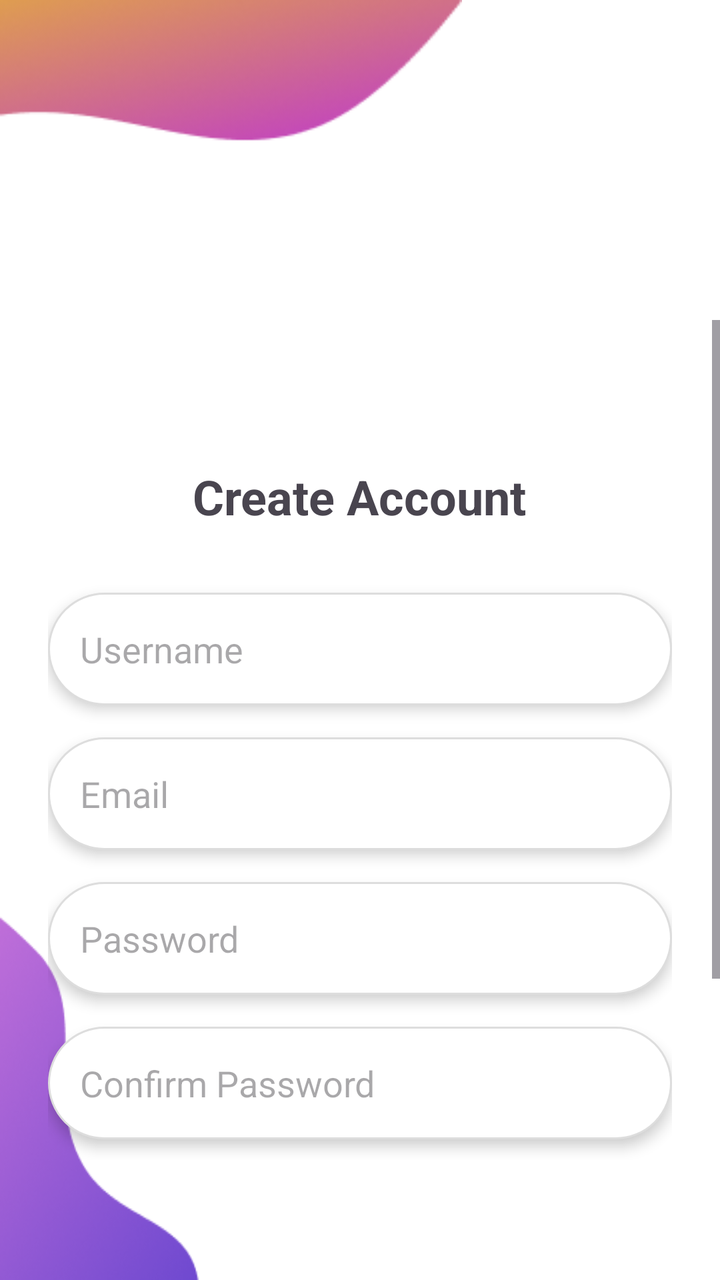
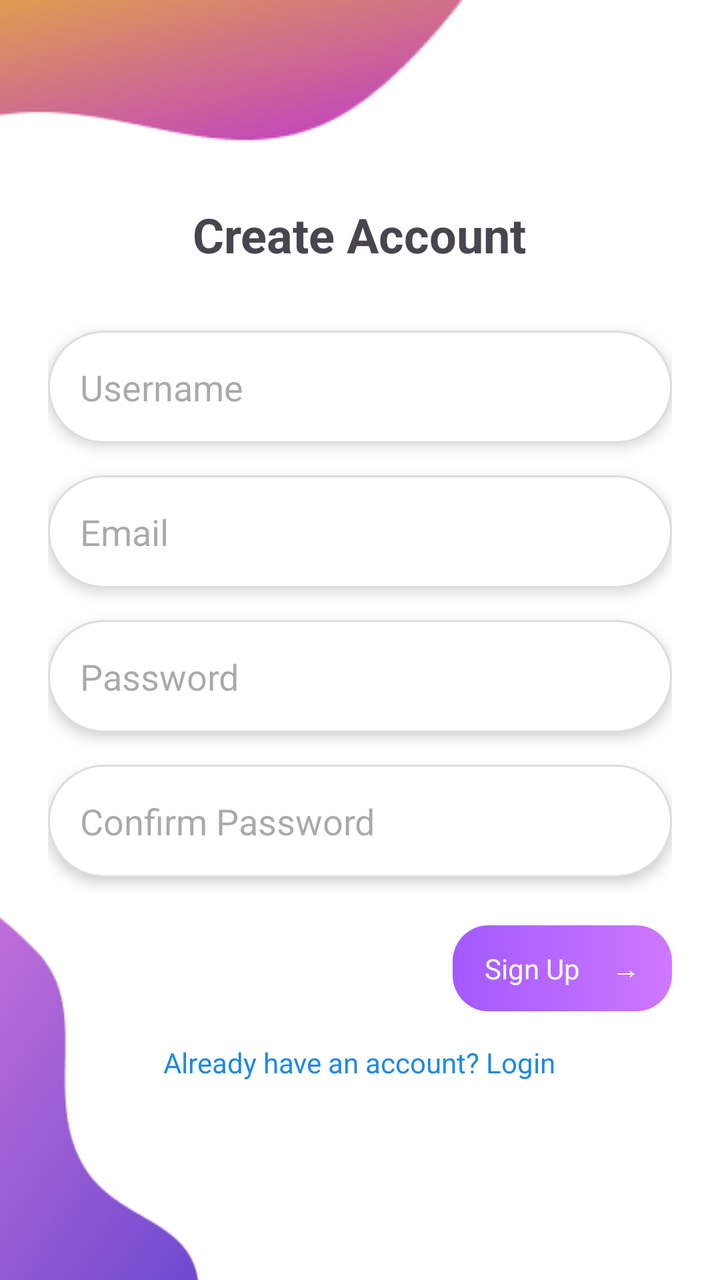

Screens rendered from an Android XML layout before and after an edit, with the pre-edit source and the edit as a unified diff.
<!-- AndroidManifest.xml: application theme Theme.Detect -->
<!-- res/layout/activity_sign_up.xml -->
<?xml version="1.0" encoding="utf-8"?>
<RelativeLayout xmlns:android="http://schemas.android.com/apk/res/android"
    xmlns:app="http://schemas.android.com/apk/res-auto"
    android:id="@+id/sign_up_layout"
    android:layout_width="match_parent"
    android:layout_height="match_parent"
    android:background="#FFFFFF">

    
    <ImageView
        android:id="@+id/vector3"
        android:layout_width="231dp"
        android:layout_height="wrap_content"
        android:layout_alignParentStart="true"
        android:layout_alignParentTop="true"
        android:layout_marginTop="0dp"
        android:scaleType="fitXY"
        android:src="@drawable/vector3"/>

    
    <ImageView
        android:id="@+id/vector4"
        android:layout_width="100dp"
        android:layout_height="196dp"
        android:layout_alignParentStart="true"
        android:layout_alignParentBottom="true"
        android:src="@drawable/vector4"
        android:scaleType="fitXY" />

    
    <ScrollView
        android:layout_width="match_parent"
        android:layout_height="match_parent"
        android:layout_marginTop="160dp"
        android:layout_marginBottom="60dp"
        android:layout_alignParentTop="true"
        android:layout_alignParentBottom="true"
        android:layout_alignParentStart="true"
        android:layout_alignParentEnd="true">

        <LinearLayout
            android:layout_width="match_parent"
            android:layout_height="wrap_content"
            android:orientation="vertical"
            android:padding="24dp">

            <TextView
                android:id="@+id/signupTitle"
                android:layout_width="wrap_content"
                android:layout_height="wrap_content"
                android:text="Create Account"
                android:textSize="24sp"
                android:textStyle="bold"
                android:layout_marginTop="48dp"
                android:layout_gravity="center_horizontal" />

            <EditText
                android:id="@+id/et_signup_userID"
                android:layout_width="match_parent"
                android:layout_height="wrap_content"
                android:layout_marginTop="32dp"
                android:background="@drawable/rounded_edittext"
                android:elevation="4dp"
                android:hint="Username"
                android:inputType="textPersonName"
                android:padding="16dp" />

            <EditText
                android:id="@+id/et_signup_email"
                android:layout_width="match_parent"
                android:layout_height="wrap_content"
                android:layout_marginTop="16dp"
                android:background="@drawable/rounded_edittext"
                android:elevation="4dp"
                android:hint="Email"
                android:inputType="textEmailAddress"
                android:padding="16dp" />

            <EditText
                android:id="@+id/et_signup_password"
                android:layout_width="match_parent"
                android:layout_height="wrap_content"
                android:layout_marginTop="16dp"
                android:background="@drawable/rounded_edittext"
                android:elevation="4dp"
                android:hint="Password"
                android:inputType="textPassword"
                android:padding="16dp" />

            <EditText
                android:id="@+id/et_signup_checkpassword"
                android:layout_width="match_parent"
                android:layout_height="wrap_content"
                android:layout_marginTop="16dp"
                android:background="@drawable/rounded_edittext"
                android:elevation="4dp"
                android:hint="Confirm Password"
                android:inputType="textPassword"
                android:padding="16dp" />

            
            <LinearLayout
                android:id="@+id/btn_signup_signup"
                android:layout_width="wrap_content"
                android:layout_height="43dp"
                android:layout_marginTop="24dp"
                android:layout_marginLeft="127dp"
                android:layout_gravity="center_horizontal"
                android:orientation="horizontal"
                android:gravity="center_vertical"
                android:clickable="true"
                android:focusable="true"
                android:background="@drawable/gradient_button">

                
                <TextView
                    android:id="@+id/signInText"
                    android:layout_width="wrap_content"
                    android:layout_height="wrap_content"
                    android:text="Sign Up"
                    android:textColor="#FFFFFF"
                    android:textSize="14sp"
                    android:paddingStart="16dp"
                    android:paddingEnd="8dp" />

                
                <TextView
                    android:id="@+id/signInArrow"
                    android:layout_width="wrap_content"
                    android:layout_height="wrap_content"
                    android:text="→"
                    android:textColor="#FFFFFF"
                    android:textSize="14sp"
                    android:paddingStart="8dp"
                    android:paddingEnd="16dp" />
            </LinearLayout>

            <TextView
                android:id="@+id/tv_back"
                android:layout_width="wrap_content"
                android:layout_height="wrap_content"
                android:text="Already have an account? Login"
                android:textColor="#1E88E5"
                android:layout_marginTop="16dp"
                android:layout_gravity="center_horizontal" />

        </LinearLayout>
    </ScrollView>

</RelativeLayout>
<!-- resources referenced by this layout -->
<resources>
  <!-- drawable gradient_button (drawable) -->
  <?xml version="1.0" encoding="utf-8"?>
  <shape xmlns:android="http://schemas.android.com/apk/res/android"
      android:shape="rectangle">
      <gradient
          android:startColor="#A259FF"
          android:endColor="#CF78FF"
          android:angle="0" />
      <corners android:radius="18dp" />
  </shape>
  <!-- drawable rounded_edittext (drawable) -->
  <?xml version="1.0" encoding="utf-8"?>
  <shape xmlns:android="http://schemas.android.com/apk/res/android"
      android:shape="rectangle">
      <solid android:color="#FFFFFF" />
      <corners android:radius="1000dp" />
      <padding
          android:left="12dp"
          android:top="12dp"
          android:right="12dp"
          android:bottom="12dp" />
      <stroke
          android:width="1dp"
          android:color="#DDDDDD" />
  </shape>
  <!-- drawable vector3: png bitmap (drawable, 11752 bytes) -->
  <!-- drawable vector4: png bitmap (drawable, 14626 bytes) -->
  <style name="Theme.Detect" parent="Base.Theme.Detect" />
  <style name="Base.Theme.Detect" parent="Theme.Material3.DayNight.NoActionBar">
          
          
      </style>
</resources>

<!-- the commit's change to res/layout/activity_sign_up.xml (unified diff, before → after) -->
@@ -31,7 +31,7 @@
     <ScrollView
         android:layout_width="match_parent"
         android:layout_height="match_parent"
-        android:layout_marginTop="160dp"
+        android:layout_marginTop="65dp"
         android:layout_marginBottom="60dp"
         android:layout_alignParentTop="true"
         android:layout_alignParentBottom="true"
@@ -49,9 +49,9 @@
                 android:layout_width="wrap_content"
                 android:layout_height="wrap_content"
                 android:text="Create Account"
-                android:textSize="24sp"
+                android:textSize="24dp"
                 android:textStyle="bold"
-                android:layout_marginTop="48dp"
+                android:layout_marginTop="12dp"
                 android:layout_gravity="center_horizontal" />
 
             <EditText
@@ -104,8 +104,7 @@
                 android:layout_width="wrap_content"
                 android:layout_height="43dp"
                 android:layout_marginTop="24dp"
-                android:layout_marginLeft="127dp"
-                android:layout_gravity="center_horizontal"
+                android:layout_gravity="end"
                 android:orientation="horizontal"
                 android:gravity="center_vertical"
                 android:clickable="true"
@@ -119,7 +118,7 @@
                     android:layout_height="wrap_content"
                     android:text="Sign Up"
                     android:textColor="#FFFFFF"
-                    android:textSize="14sp"
+                    android:textSize="14dp"
                     android:paddingStart="16dp"
                     android:paddingEnd="8dp" />
 
@@ -130,7 +129,7 @@
                     android:layout_height="wrap_content"
                     android:text="→"
                     android:textColor="#FFFFFF"
-                    android:textSize="14sp"
+                    android:textSize="14dp"
                     android:paddingStart="8dp"
                     android:paddingEnd="16dp" />
             </LinearLayout>
@@ -141,6 +140,7 @@
                 android:layout_height="wrap_content"
                 android:text="Already have an account? Login"
                 android:textColor="#1E88E5"
+                android:textSize="14dp"
                 android:layout_marginTop="16dp"
                 android:layout_gravity="center_horizontal" />
 
